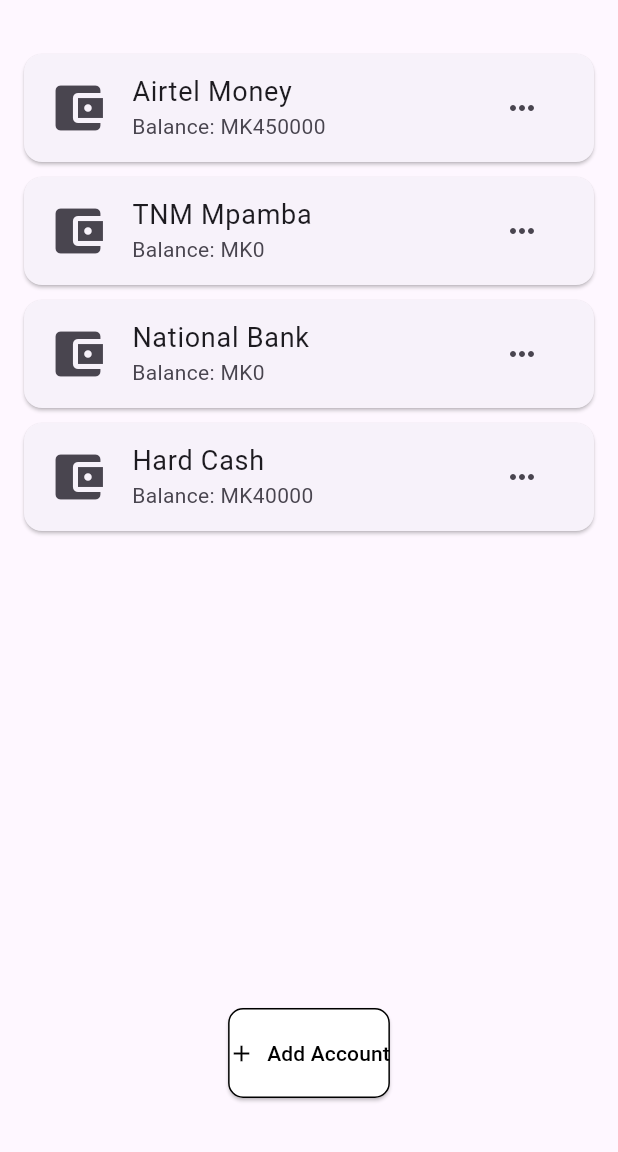
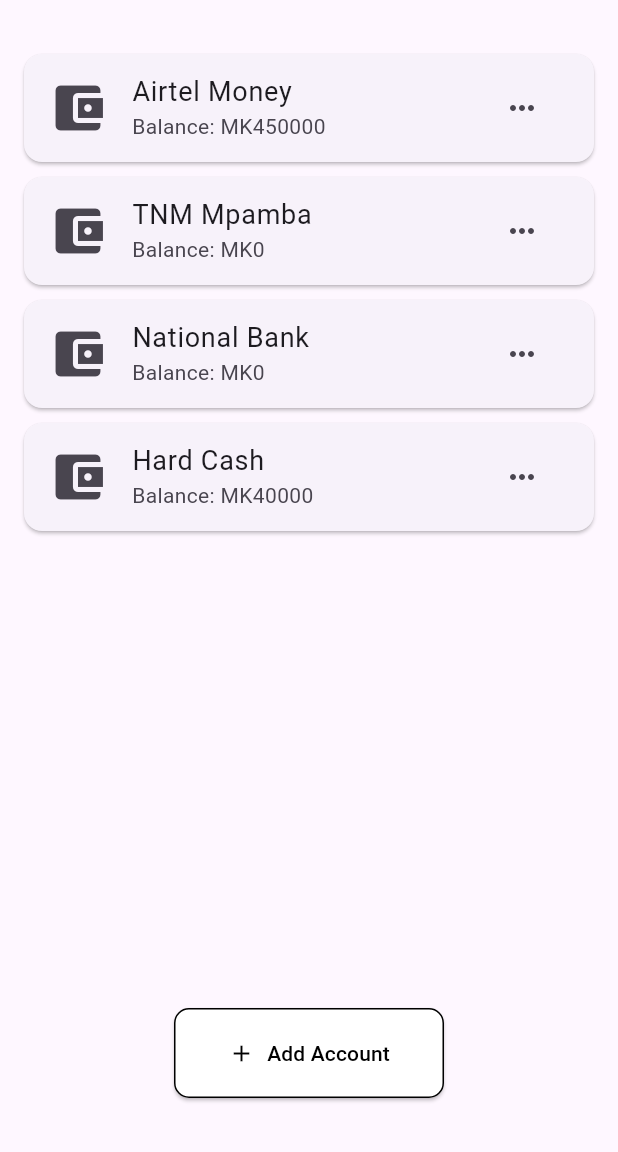
Before and after one commit to bsc-com-31-20/MobileAppDev, a Flutter app: the AccountsPage screen opened directly, on a phone screen of 412 x 824 dp, the part 84-1236 px from its top. Run offline on Flutter 3.47's test engine with Material 3 defaults, Android fonts, the phone set to English and light mode, and no system bars.

Commit message:
Adjusted button size in accounts_page.dart to ensure 'Add Account' text fits properly

```diff
--- a/lib/pages/accounts_page.dart
+++ b/lib/pages/accounts_page.dart
@@ -100,7 +100,9 @@ class _AccountsPageState extends State<AccountsPage> {
                   style: ElevatedButton.styleFrom(
                     backgroundColor: Colors.white,
                     foregroundColor: Colors.black,
-                    padding: const EdgeInsets.symmetric(vertical: 20.0),
+                    padding: const EdgeInsets.symmetric(vertical: 12.0),
+                    minimumSize:
+                        const Size(180, 60), // Adjust the size as needed
                     side: const BorderSide(color: Colors.black),
                     shape: RoundedRectangleBorder(
                       borderRadius: BorderRadius.circular(10.0),
```
